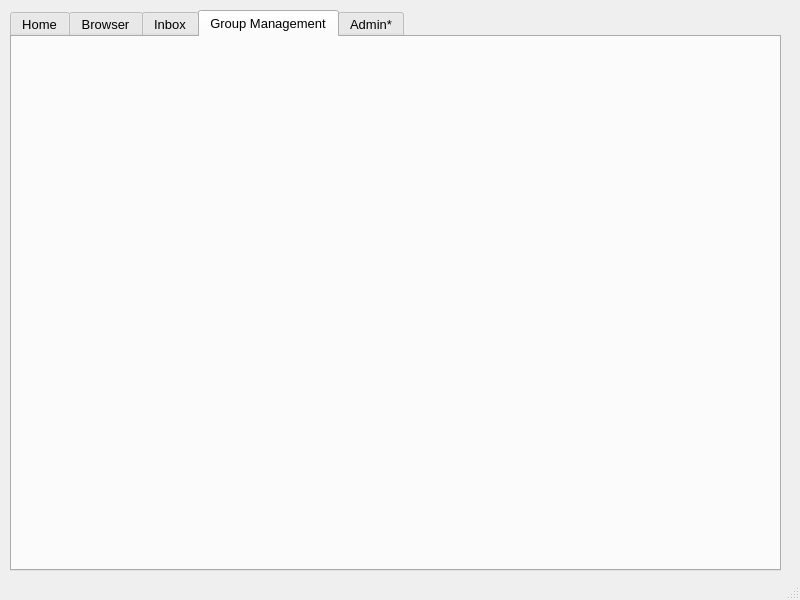
Qt form GUIs/User Home Page.ui (tislam35/322-Software-Engineering-Project) before a commit.
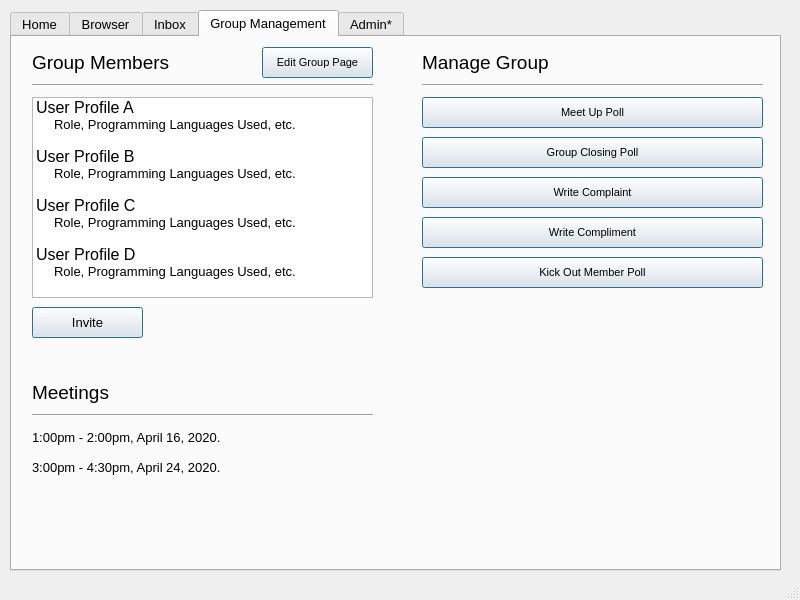
The same form after that commit. The open tabs and pages were chosen to show the change.

Patch:
```diff
--- a/GUIs/User Home Page.ui
+++ b/GUIs/User Home Page.ui
@@ -1188,6 +1188,370 @@
      <attribute name="title">
       <string>Group Management</string>
      </attribute>
+     <widget class="QPushButton" name="pushButton_15">
+      <property name="geometry">
+       <rect>
+        <x>250</x>
+        <y>10</y>
+        <width>111</width>
+        <height>31</height>
+       </rect>
+      </property>
+      <property name="font">
+       <font>
+        <pointsize>8</pointsize>
+       </font>
+      </property>
+      <property name="text">
+       <string>Edit Group Page</string>
+      </property>
+      <property name="default">
+       <bool>true</bool>
+      </property>
+     </widget>
+     <widget class="QListWidget" name="listWidget_6">
+      <property name="geometry">
+       <rect>
+        <x>20</x>
+        <y>60</y>
+        <width>341</width>
+        <height>201</height>
+       </rect>
+      </property>
+      <item>
+       <property name="text">
+        <string>User Profile A</string>
+       </property>
+       <property name="font">
+        <font>
+         <pointsize>12</pointsize>
+        </font>
+       </property>
+      </item>
+      <item>
+       <property name="text">
+        <string>     Role, Programming Languages Used, etc.</string>
+       </property>
+      </item>
+      <item>
+       <property name="text">
+        <string/>
+       </property>
+      </item>
+      <item>
+       <property name="text">
+        <string>User Profile B</string>
+       </property>
+       <property name="font">
+        <font>
+         <pointsize>12</pointsize>
+        </font>
+       </property>
+      </item>
+      <item>
+       <property name="text">
+        <string>     Role, Programming Languages Used, etc.</string>
+       </property>
+      </item>
+      <item>
+       <property name="text">
+        <string/>
+       </property>
+      </item>
+      <item>
+       <property name="text">
+        <string>User Profile C</string>
+       </property>
+       <property name="font">
+        <font>
+         <pointsize>12</pointsize>
+        </font>
+       </property>
+      </item>
+      <item>
+       <property name="text">
+        <string>     Role, Programming Languages Used, etc.</string>
+       </property>
+      </item>
+      <item>
+       <property name="text">
+        <string> </string>
+       </property>
+      </item>
+      <item>
+       <property name="text">
+        <string>User Profile D</string>
+       </property>
+       <property name="font">
+        <font>
+         <pointsize>12</pointsize>
+        </font>
+       </property>
+      </item>
+      <item>
+       <property name="text">
+        <string>     Role, Programming Languages Used, etc.</string>
+       </property>
+      </item>
+     </widget>
+     <widget class="QLabel" name="label_14">
+      <property name="geometry">
+       <rect>
+        <x>20</x>
+        <y>10</y>
+        <width>233</width>
+        <height>31</height>
+       </rect>
+      </property>
+      <property name="font">
+       <font>
+        <pointsize>14</pointsize>
+       </font>
+      </property>
+      <property name="text">
+       <string>Group Members</string>
+      </property>
+     </widget>
+     <widget class="QPushButton" name="pushButton_16">
+      <property name="geometry">
+       <rect>
+        <x>20</x>
+        <y>270</y>
+        <width>111</width>
+        <height>31</height>
+       </rect>
+      </property>
+      <property name="text">
+       <string>Invite</string>
+      </property>
+      <property name="default">
+       <bool>true</bool>
+      </property>
+     </widget>
+     <widget class="Line" name="line_4">
+      <property name="geometry">
+       <rect>
+        <x>20</x>
+        <y>40</y>
+        <width>341</width>
+        <height>16</height>
+       </rect>
+      </property>
+      <property name="orientation">
+       <enum>Qt::Horizontal</enum>
+      </property>
+     </widget>
+     <widget class="QLabel" name="label_15">
+      <property name="geometry">
+       <rect>
+        <x>30</x>
+        <y>300</y>
+        <width>233</width>
+        <height>24</height>
+       </rect>
+      </property>
+      <property name="font">
+       <font>
+        <pointsize>14</pointsize>
+       </font>
+      </property>
+      <property name="text">
+       <string/>
+      </property>
+     </widget>
+     <widget class="QLabel" name="label_16">
+      <property name="geometry">
+       <rect>
+        <x>410</x>
+        <y>10</y>
+        <width>233</width>
+        <height>31</height>
+       </rect>
+      </property>
+      <property name="font">
+       <font>
+        <pointsize>14</pointsize>
+       </font>
+      </property>
+      <property name="text">
+       <string>Manage Group</string>
+      </property>
+     </widget>
+     <widget class="Line" name="line_5">
+      <property name="geometry">
+       <rect>
+        <x>410</x>
+        <y>40</y>
+        <width>341</width>
+        <height>16</height>
+       </rect>
+      </property>
+      <property name="orientation">
+       <enum>Qt::Horizontal</enum>
+      </property>
+     </widget>
+     <widget class="QPushButton" name="pushButton_17">
+      <property name="geometry">
+       <rect>
+        <x>410</x>
+        <y>60</y>
+        <width>341</width>
+        <height>31</height>
+       </rect>
+      </property>
+      <property name="font">
+       <font>
+        <pointsize>8</pointsize>
+       </font>
+      </property>
+      <property name="text">
+       <string>Meet Up Poll</string>
+      </property>
+      <property name="default">
+       <bool>true</bool>
+      </property>
+     </widget>
+     <widget class="QPushButton" name="pushButton_18">
+      <property name="geometry">
+       <rect>
+        <x>410</x>
+        <y>100</y>
+        <width>341</width>
+        <height>31</height>
+       </rect>
+      </property>
+      <property name="font">
+       <font>
+        <pointsize>8</pointsize>
+       </font>
+      </property>
+      <property name="text">
+       <string>Group Closing Poll</string>
+      </property>
+      <property name="default">
+       <bool>true</bool>
+      </property>
+     </widget>
+     <widget class="QPushButton" name="pushButton_19">
+      <property name="geometry">
+       <rect>
+        <x>410</x>
+        <y>140</y>
+        <width>341</width>
+        <height>31</height>
+       </rect>
+      </property>
+      <property name="font">
+       <font>
+        <pointsize>8</pointsize>
+       </font>
+      </property>
+      <property name="text">
+       <string>Write Complaint</string>
+      </property>
+      <property name="default">
+       <bool>true</bool>
+      </property>
+     </widget>
+     <widget class="QPushButton" name="pushButton_20">
+      <property name="geometry">
+       <rect>
+        <x>410</x>
+        <y>180</y>
+        <width>341</width>
+        <height>31</height>
+       </rect>
+      </property>
+      <property name="font">
+       <font>
+        <pointsize>8</pointsize>
+       </font>
+      </property>
+      <property name="text">
+       <string>Write Compliment</string>
+      </property>
+      <property name="default">
+       <bool>true</bool>
+      </property>
+     </widget>
+     <widget class="QPushButton" name="pushButton_21">
+      <property name="geometry">
+       <rect>
+        <x>410</x>
+        <y>220</y>
+        <width>341</width>
+        <height>31</height>
+       </rect>
+      </property>
+      <property name="font">
+       <font>
+        <pointsize>8</pointsize>
+       </font>
+      </property>
+      <property name="text">
+       <string>Kick Out Member Poll</string>
+      </property>
+      <property name="default">
+       <bool>true</bool>
+      </property>
+     </widget>
+     <widget class="QLabel" name="label_17">
+      <property name="geometry">
+       <rect>
+        <x>20</x>
+        <y>340</y>
+        <width>233</width>
+        <height>31</height>
+       </rect>
+      </property>
+      <property name="font">
+       <font>
+        <pointsize>14</pointsize>
+       </font>
+      </property>
+      <property name="text">
+       <string>Meetings</string>
+      </property>
+     </widget>
+     <widget class="Line" name="line_6">
+      <property name="geometry">
+       <rect>
+        <x>20</x>
+        <y>370</y>
+        <width>341</width>
+        <height>16</height>
+       </rect>
+      </property>
+      <property name="orientation">
+       <enum>Qt::Horizontal</enum>
+      </property>
+     </widget>
+     <widget class="QLabel" name="label_18">
+      <property name="geometry">
+       <rect>
+        <x>20</x>
+        <y>390</y>
+        <width>271</width>
+        <height>21</height>
+       </rect>
+      </property>
+      <property name="text">
+       <string>1:00pm - 2:00pm, April 16, 2020.</string>
+      </property>
+     </widget>
+     <widget class="QLabel" name="label_19">
+      <property name="geometry">
+       <rect>
+        <x>20</x>
+        <y>420</y>
+        <width>271</width>
+        <height>21</height>
+       </rect>
+      </property>
+      <property name="text">
+       <string>3:00pm - 4:30pm, April 24, 2020.</string>
+      </property>
+     </widget>
     </widget>
     <widget class="QWidget" name="adminTab">
      <attribute name="title">
```
Left out of the diff: 2 changed lines with no effect on the pictures.
